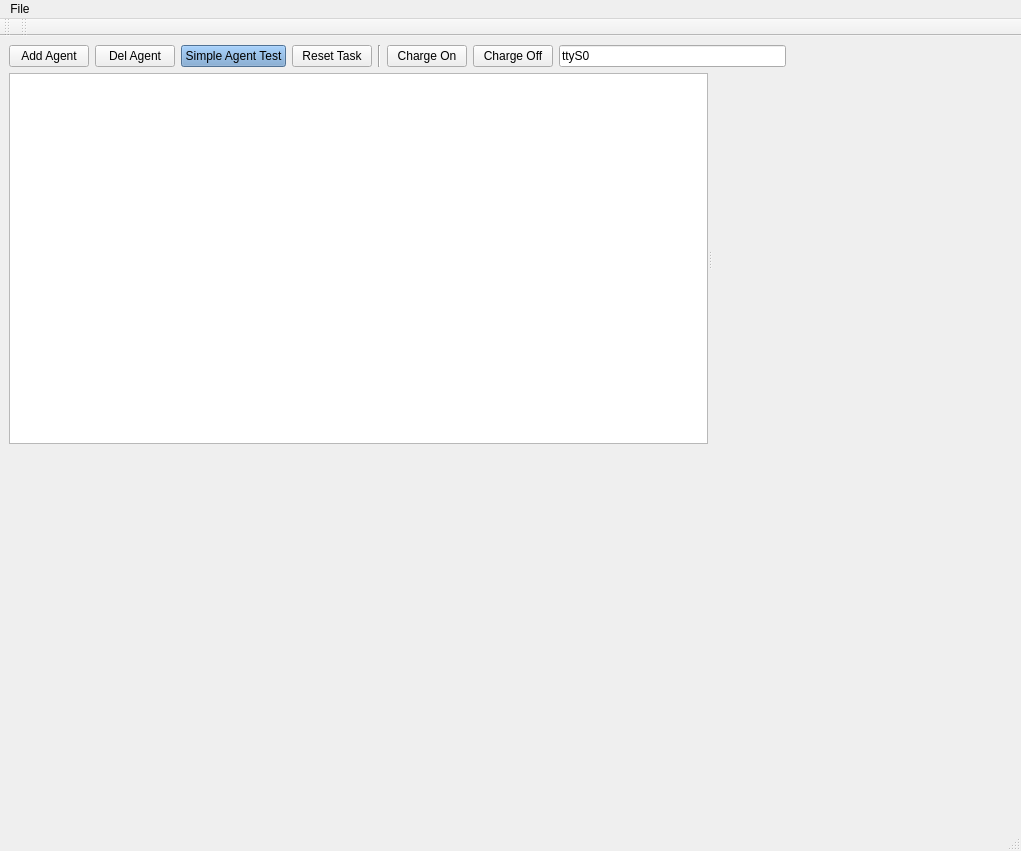
First picture: the form in App/AgentsManager/mainwindow.ui, repository break11/AutoStorage, before the edit.
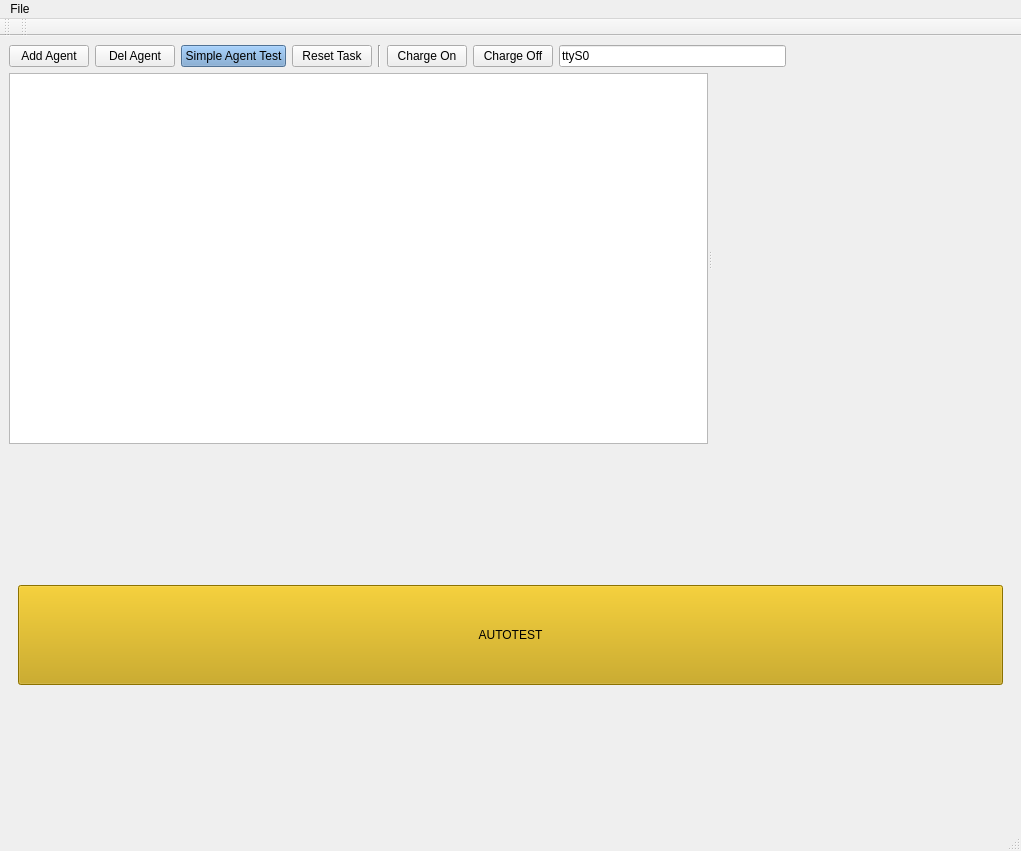
Second picture: the form after the edit.

Commit message: Убрал добавление кнопки автотеста из кода.

```diff
--- a/App/AgentsManager/mainwindow.ui
+++ b/App/AgentsManager/mainwindow.ui
@@ -167,7 +167,27 @@
     </item>
     <item>
      <widget class="QWidget" name="wStoragePlaces" native="true">
-      <layout class="QGridLayout" name="gridLayout"/>
+      <layout class="QGridLayout" name="gridLayout">
+       <item row="0" column="0">
+        <widget class="QPushButton" name="btnBox_Autotest">
+         <property name="minimumSize">
+          <size>
+           <width>100</width>
+           <height>100</height>
+          </size>
+         </property>
+         <property name="styleSheet">
+          <string notr="true">QPushButton { background-color: rgb(196, 160, 0); } QPushButton:checked { border:3px solid red; border-radius:5px }</string>
+         </property>
+         <property name="text">
+          <string>AUTOTEST</string>
+         </property>
+         <property name="checkable">
+          <bool>true</bool>
+         </property>
+        </widget>
+       </item>
+      </layout>
      </widget>
     </item>
    </layout>
```
The commit also changes 1 other file.
